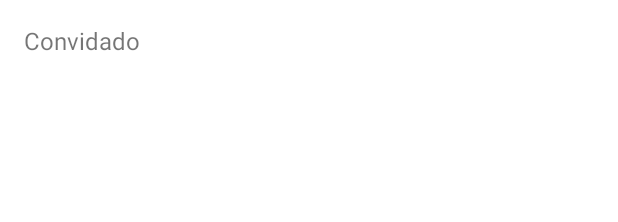
After one commit to joedav/Lend, an Android app: the layout row_debtor.xml on its own in the app's theme, with its tools: preview values and no code run, on a phone screen of 412 x 824 dp. The commit adds this screen. Shown: the top 222 px of the screen. Run offline under Robolectric (Android 15) with nearby library versions, the phone set to English and light mode, and no system bars.

Commit message:
Lisgatgem parte 2

```diff
--- a/app/src/main/java/com/joelysondavid/lend/service/model/LendModel.kt
+++ b/app/src/main/java/com/joelysondavid/lend/service/model/LendModel.kt
@@ -5,11 +5,11 @@ import java.util.*
 data class LendModel(
     var id: Int = 0,
     var name: String,
-    var loanDate: Date,
+    var loanDate: String,
     var totalValue: Double,
     var amountPaid: Double = 0.0,
     var remainingAmount: Double = totalValue,
-    var lastPayment: Date? = null,
+    var lastPayment: String? = null,
 ) {
 
 }
--- a/app/src/main/java/com/joelysondavid/lend/view/LendFormActivity.kt
+++ b/app/src/main/java/com/joelysondavid/lend/view/LendFormActivity.kt
@@ -41,7 +41,11 @@ class LendFormActivity : AppCompatActivity(), View.OnClickListener {
             val dateFormatted = SimpleDateFormat("dd/MM/yyyy").parse(date)
 
             val lend =
-                LendModel(name = name, loanDate = dateFormatted, totalValue = totalValue.toDouble())
+                LendModel(
+                    name = name,
+                    loanDate = dateFormatted.toString(),
+                    totalValue = totalValue.toDouble()
+                )
 
             lendFormViewModel.save(lend)
         }
--- /dev/null
+++ b/app/src/main/res/layout/row_debtor.xml
@@ -0,0 +1,15 @@
+<?xml version="1.0" encoding="utf-8"?>
+<LinearLayout xmlns:android="http://schemas.android.com/apk/res/android"
+    android:layout_width="match_parent"
+    android:layout_height="wrap_content"
+    android:orientation="vertical">
+
+    <TextView
+        android:id="@+id/txt_debtor_name"
+        android:layout_width="wrap_content"
+        android:layout_height="wrap_content"
+        android:padding="16dp"
+        android:text="Convidado"
+        android:textSize="16sp" />
+
+</LinearLayout>
```
Also changed, not shown: app/src/main/java/com/joelysondavid/lend/service/repository/LendRepository.kt (+30 -20 lines), app/src/main/java/com/joelysondavid/lend/utils/Utils.kt (+5 -2 lines), app/src/main/java/com/joelysondavid/lend/view/OwingFragment.kt (+16 -2 lines), app/src/main/java/com/joelysondavid/lend/view/adapter/DebtorAdapter.kt (+15 -3 lines), app/src/main/java/com/joelysondavid/lend/view/viewholder/DebtorViewHolder.kt (+9 -0 lines), app/src/main/java/com/joelysondavid/lend/viewmodel/OwingViewModel.kt (+12 -5 lines).
